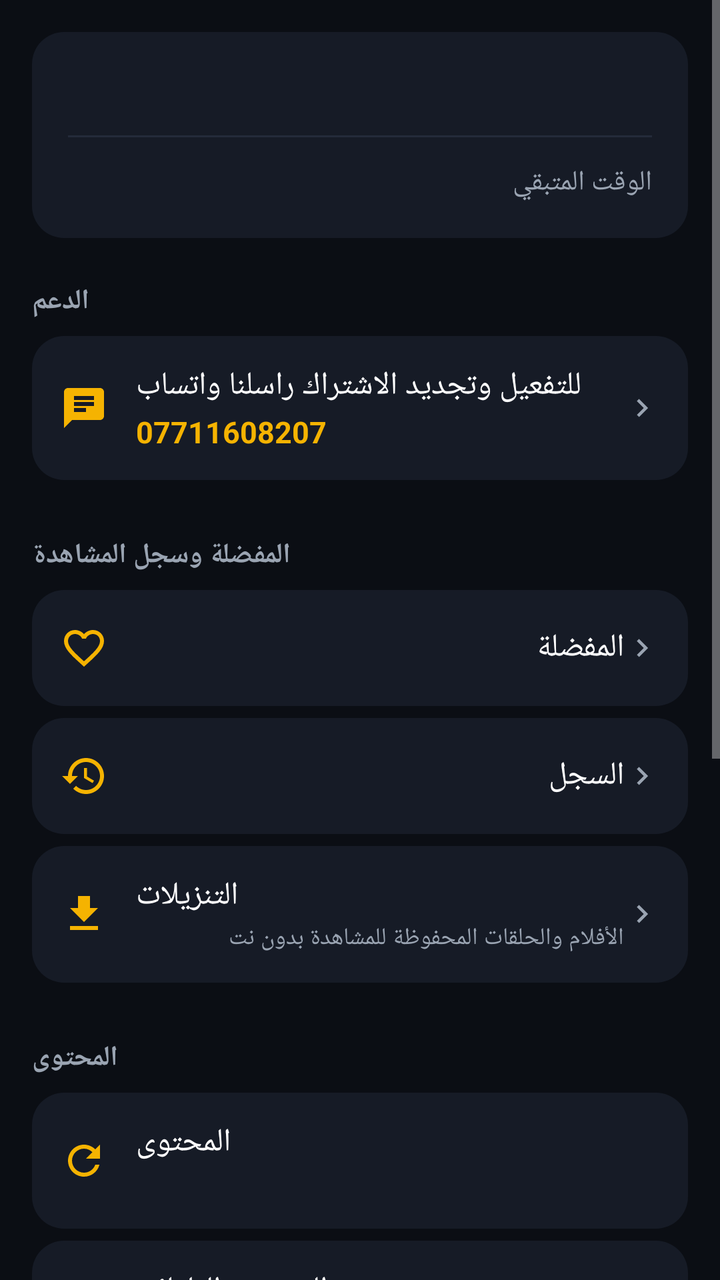
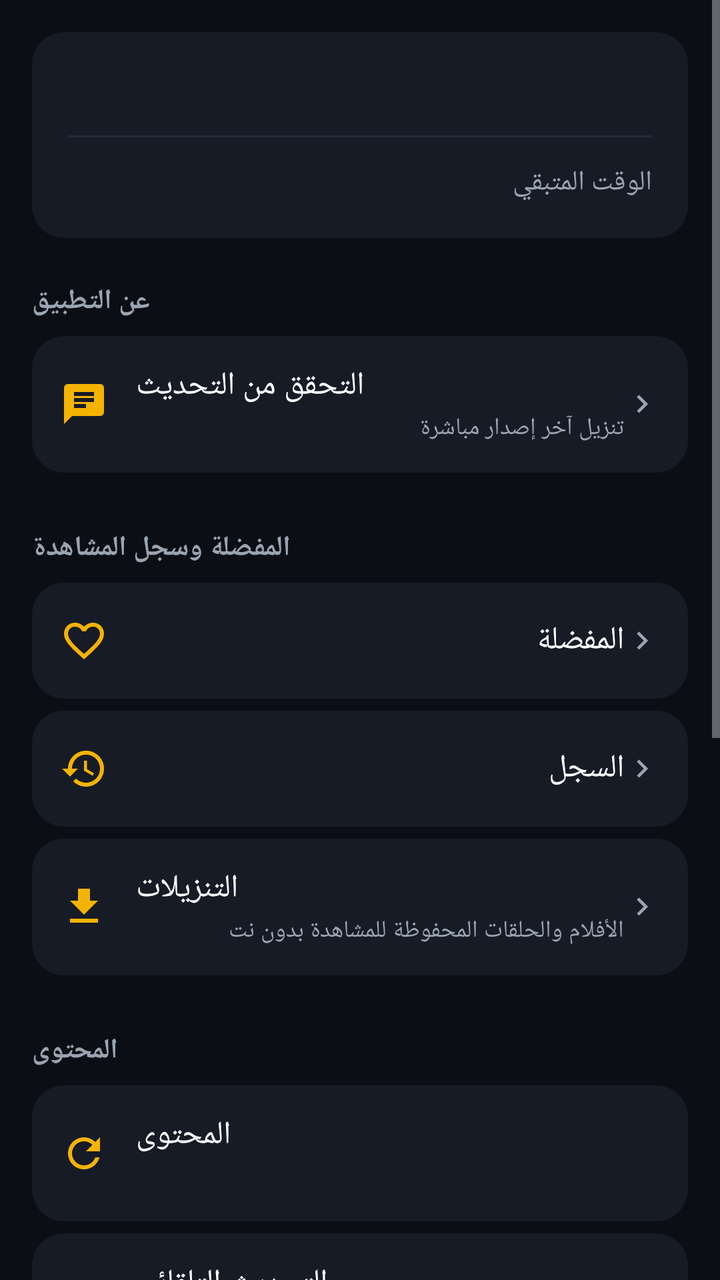

The first picture is an Android layout as it rendered before a commit; the second is the same layout after the commit. The layout source and the unified diff follow.
<!-- AndroidManifest.xml: application theme Theme.KaraPro -->
<!-- res/layout/fragment_more.xml -->
<?xml version="1.0" encoding="utf-8"?>
<ScrollView xmlns:android="http://schemas.android.com/apk/res/android"
    android:layout_width="match_parent"
    android:layout_height="match_parent"
    android:background="@color/bg_dark"
    android:fillViewport="true">

    <LinearLayout
        android:layout_width="match_parent"
        android:layout_height="wrap_content"
        android:orientation="vertical"
        android:padding="16dp">

        
        <LinearLayout
            android:layout_width="match_parent"
            android:layout_height="wrap_content"
            android:orientation="vertical"
            android:background="@drawable/bg_card"
            android:padding="18dp">

            <TextView
                android:id="@+id/tvName"
                android:layout_width="match_parent"
                android:layout_height="wrap_content"
                android:textColor="@color/text_primary"
                android:textSize="16sp"
                android:textStyle="bold"
                android:maxLines="2"
                android:ellipsize="end" />

            <View android:layout_width="match_parent" android:layout_height="1dp"
                android:layout_marginVertical="12dp" android:background="@color/divider" />

            <LinearLayout android:layout_width="match_parent" android:layout_height="wrap_content"
                android:orientation="horizontal">
                <TextView android:layout_width="0dp" android:layout_height="wrap_content"
                    android:layout_weight="1" android:text="@string/remaining_time"
                    android:textColor="@color/text_secondary" android:textSize="14sp" />
                <TextView android:id="@+id/tvRemaining" android:layout_width="wrap_content"
                    android:layout_height="wrap_content" android:textColor="@color/accent"
                    android:textSize="15sp" android:textStyle="bold" />
            </LinearLayout>
        </LinearLayout>

        
        <TextView style="@style/MoreSection" android:text="@string/section_support" />

        <LinearLayout android:id="@+id/rowSupport" style="@style/MoreRow">
            <ImageView style="@style/MoreRowIcon" android:src="@drawable/ic_support" />
            <LinearLayout style="@style/MoreRowTextBox">
                <TextView style="@style/MoreRowTitleInline" android:text="@string/support_text" />
                <TextView style="@style/MoreRowSubtitle"
                    android:text="@string/support_number"
                    android:textColor="@color/accent"
                    android:textStyle="bold"
                    android:textSize="15sp" />
            </LinearLayout>
            <ImageView style="@style/MoreRowChevron" />
        </LinearLayout>

        
        <TextView style="@style/MoreSection" android:text="@string/section_library" />

        <LinearLayout android:id="@+id/rowFavorites" style="@style/MoreRow">
            <ImageView style="@style/MoreRowIcon" android:src="@drawable/ic_favorite_border" />
            <TextView style="@style/MoreRowTitle" android:text="@string/menu_favorites" />
            <ImageView style="@style/MoreRowChevron" />
        </LinearLayout>

        <LinearLayout android:id="@+id/rowHistory" style="@style/MoreRow">
            <ImageView style="@style/MoreRowIcon" android:src="@drawable/ic_history" />
            <TextView style="@style/MoreRowTitle" android:text="@string/menu_history" />
            <ImageView style="@style/MoreRowChevron" />
        </LinearLayout>

        <LinearLayout android:id="@+id/rowDownloads" style="@style/MoreRow">
            <ImageView style="@style/MoreRowIcon" android:src="@drawable/ic_download" />
            <LinearLayout style="@style/MoreRowTextBox">
                <TextView style="@style/MoreRowTitleInline" android:text="@string/menu_downloads" />
                <TextView style="@style/MoreRowSubtitle" android:text="@string/menu_downloads_sub" />
            </LinearLayout>
            <ImageView style="@style/MoreRowChevron" />
        </LinearLayout>

        
        <TextView style="@style/MoreSection" android:text="@string/section_content" />

        <LinearLayout android:id="@+id/rowUpdate" style="@style/MoreRow">
            <ImageView style="@style/MoreRowIcon" android:src="@drawable/ic_refresh" />
            <LinearLayout style="@style/MoreRowTextBox">
                <TextView style="@style/MoreRowTitleInline" android:text="@string/section_content" />
                <TextView android:id="@+id/tvCounts" style="@style/MoreRowSubtitle" />
            </LinearLayout>
            <ProgressBar android:id="@+id/updateProgress" android:layout_width="22dp"
                android:layout_height="22dp" android:indeterminateTint="@color/cyan"
                android:visibility="gone" />
        </LinearLayout>

        <LinearLayout android:id="@+id/rowAutoUpdate" style="@style/MoreRow">
            <ImageView style="@style/MoreRowIcon" android:src="@drawable/ic_refresh" />
            <LinearLayout style="@style/MoreRowTextBox">
                <TextView style="@style/MoreRowTitleInline" android:text="@string/auto_update" />
                <TextView android:id="@+id/tvAutoUpdate" style="@style/MoreRowSubtitle" />
            </LinearLayout>
            <ImageView style="@style/MoreRowChevron" />
        </LinearLayout>

        
        <TextView style="@style/MoreSection" android:text="@string/section_general" />

        <LinearLayout android:id="@+id/rowLanguage" style="@style/MoreRow">
            <ImageView style="@style/MoreRowIcon" android:src="@drawable/ic_language" />
            <TextView style="@style/MoreRowTitle" android:text="@string/menu_language" />
            <TextView android:id="@+id/tvLangValue" style="@style/MoreRowValue" />
        </LinearLayout>

        <LinearLayout android:id="@+id/rowEngine" style="@style/MoreRow">
            <ImageView style="@style/MoreRowIcon" android:src="@drawable/ic_engine" />
            <TextView style="@style/MoreRowTitle" android:text="@string/menu_engine" />
            <TextView android:id="@+id/tvEngineValue" style="@style/MoreRowValue" />
        </LinearLayout>

        <LinearLayout android:id="@+id/rowChangePin" style="@style/MoreRow">
            <ImageView style="@style/MoreRowIcon" android:src="@drawable/ic_lock" />
            <TextView style="@style/MoreRowTitle" android:text="@string/change_pin" />
            <ImageView style="@style/MoreRowChevron" />
        </LinearLayout>

        <LinearLayout android:id="@+id/rowPlaylists" style="@style/MoreRow">
            <ImageView style="@style/MoreRowIcon" android:src="@drawable/ic_menu" />
            <TextView style="@style/MoreRowTitle" android:text="@string/my_playlists" />
            <ImageView style="@style/MoreRowChevron" />
        </LinearLayout>

        <LinearLayout android:id="@+id/rowLogout" style="@style/MoreRow">
            <ImageView style="@style/MoreRowIcon" android:src="@drawable/ic_logout" />
            <TextView style="@style/MoreRowTitle" android:text="@string/logout" />
        </LinearLayout>
    </LinearLayout>
</ScrollView>
<!-- resources referenced by this layout -->
<resources>
  <color name="accent">#F5B301</color>
  <color name="bg_dark">#0B0E14</color>
  <color name="cyan">#22D3EE</color>
  <color name="divider">#242B3A</color>
  <color name="text_primary">#FFFFFF</color>
  <color name="text_secondary">#9AA4B2</color>
  <!-- drawable bg_card (drawable) -->
  <?xml version="1.0" encoding="utf-8"?>
  <shape xmlns:android="http://schemas.android.com/apk/res/android" android:shape="rectangle">
      <solid android:color="@color/bg_card" />
      <corners android:radius="16dp" />
  </shape>
  <string name="auto_update">التحديث التلقائي</string>
  <string name="change_pin">تغيير الرمز السري للباقات</string>
  <string name="logout">تسجيل الخروج</string>
  <string name="menu_downloads">التنزيلات</string>
  <string name="menu_downloads_sub">الأفلام والحلقات المحفوظة للمشاهدة بدون نت</string>
  <string name="menu_engine">محرّك التشغيل</string>
  <string name="menu_favorites">المفضلة</string>
  <string name="menu_history">السجل</string>
  <string name="menu_language">لغة التطبيق</string>
  <string name="my_playlists">قوائم التشغيل الخاصة بي</string>
  <string name="remaining_time">الوقت المتبقي</string>
  <string name="section_content">المحتوى</string>
  <string name="section_general">الإعدادات العامة</string>
  <string name="section_library">المفضلة وسجل المشاهدة</string>
  <string name="section_support">الدعم</string>
  <string name="support_number">07711608207</string>
  <string name="support_text">للتفعيل وتجديد الاشتراك راسلنا واتساب</string>
  <style name="MoreRowChevron">
          <item name="android:layout_width">18dp</item>
          <item name="android:layout_height">18dp</item>
          <item name="android:src">@drawable/ic_chevron</item>
      </style>
  <style name="MoreRowIcon">
          <item name="android:layout_width">24dp</item>
          <item name="android:layout_height">24dp</item>
          <item name="android:layout_marginEnd">14dp</item>
          <item name="android:tint">@color/accent</item>
      </style>
  <style name="MoreRowTextBox">
          <item name="android:layout_width">0dp</item>
          <item name="android:layout_height">wrap_content</item>
          <item name="android:layout_weight">1</item>
          <item name="android:orientation">vertical</item>
      </style>
  <style name="MoreRowTitle">
          <item name="android:layout_width">0dp</item>
          <item name="android:layout_height">wrap_content</item>
          <item name="android:layout_weight">1</item>
          <item name="android:textColor">@color/text_primary</item>
          <item name="android:textSize">16sp</item>
      </style>
  <style name="MoreRowTitleInline">
          <item name="android:layout_width">wrap_content</item>
          <item name="android:layout_height">wrap_content</item>
          <item name="android:textColor">@color/text_primary</item>
          <item name="android:textSize">16sp</item>
      </style>
  <style name="MoreRowValue">
          <item name="android:layout_width">wrap_content</item>
          <item name="android:layout_height">wrap_content</item>
          <item name="android:textColor">@color/text_secondary</item>
          <item name="android:textSize">14sp</item>
      </style>
  <color name="bg_card">#161B26</color>
  <color name="white">#FFFFFF</color>
  <color name="accent_dark">#C68F00</color>
  <color name="black">#000000</color>
  <!-- drawable bg_card_blue (drawable) -->
  <?xml version="1.0" encoding="utf-8"?>
  <shape xmlns:android="http://schemas.android.com/apk/res/android" android:shape="rectangle">
      <gradient android:startColor="@color/blue" android:endColor="@color/blue_dark" android:angle="0" />
      <corners android:radius="16dp" />
  </shape>
  <color name="blue">#1E9BFF</color>
  <color name="blue_dark">#0B6FD6</color>
  <!-- unchanged entries left out for length: 16 -->
</resources>

<!-- the commit's change to res/layout/fragment_more.xml (unified diff, before → after) -->
@@ -44,17 +44,13 @@
         </LinearLayout>
 
         
-        <TextView style="@style/MoreSection" android:text="@string/section_support" />
+        <TextView style="@style/MoreSection" android:text="@string/section_about" />
 
-        <LinearLayout android:id="@+id/rowSupport" style="@style/MoreRow">
+        <LinearLayout android:id="@+id/rowAppUpdate" style="@style/MoreRow">
             <ImageView style="@style/MoreRowIcon" android:src="@drawable/ic_support" />
             <LinearLayout style="@style/MoreRowTextBox">
-                <TextView style="@style/MoreRowTitleInline" android:text="@string/support_text" />
-                <TextView style="@style/MoreRowSubtitle"
-                    android:text="@string/support_number"
-                    android:textColor="@color/accent"
-                    android:textStyle="bold"
-                    android:textSize="15sp" />
+                <TextView style="@style/MoreRowTitleInline" android:text="@string/update_check" />
+                <TextView style="@style/MoreRowSubtitle" android:text="@string/update_check_sub" />
             </LinearLayout>
             <ImageView style="@style/MoreRowChevron" />
         </LinearLayout>
@@ -137,5 +133,14 @@
             <ImageView style="@style/MoreRowIcon" android:src="@drawable/ic_logout" />
             <TextView style="@style/MoreRowTitle" android:text="@string/logout" />
         </LinearLayout>
+
+        <TextView
+            android:layout_width="match_parent"
+            android:layout_height="wrap_content"
+            android:layout_marginTop="18dp"
+            android:gravity="center"
+            android:text="@string/developer_credit"
+            android:textColor="@color/text_secondary"
+            android:textSize="12sp" />
     </LinearLayout>
 </ScrollView>
<!-- resource entries referenced after the edit -->
@@ -14,6 +14,7 @@
   </shape>
   <string name="auto_update">التحديث التلقائي</string>
   <string name="change_pin">تغيير الرمز السري للباقات</string>
+  <string name="developer_credit">صمم هذا التطبيق بواسطة المطور علي جمال العامري</string>
   <string name="logout">تسجيل الخروج</string>
   <string name="menu_downloads">التنزيلات</string>
   <string name="menu_downloads_sub">الأفلام والحلقات المحفوظة للمشاهدة بدون نت</string>
@@ -23,12 +24,12 @@
   <string name="menu_language">لغة التطبيق</string>
   <string name="my_playlists">قوائم التشغيل الخاصة بي</string>
   <string name="remaining_time">الوقت المتبقي</string>
+  <string name="section_about">عن التطبيق</string>
   <string name="section_content">المحتوى</string>
   <string name="section_general">الإعدادات العامة</string>
   <string name="section_library">المفضلة وسجل المشاهدة</string>
-  <string name="section_support">الدعم</string>
-  <string name="support_number">07711608207</string>
-  <string name="support_text">للتفعيل وتجديد الاشتراك راسلنا واتساب</string>
+  <string name="update_check">التحقق من التحديث</string>
+  <string name="update_check_sub">تنزيل آخر إصدار مباشرة</string>
   <style name="MoreRowChevron">
           <item name="android:layout_width">18dp</item>
           <item name="android:layout_height">18dp</item>
